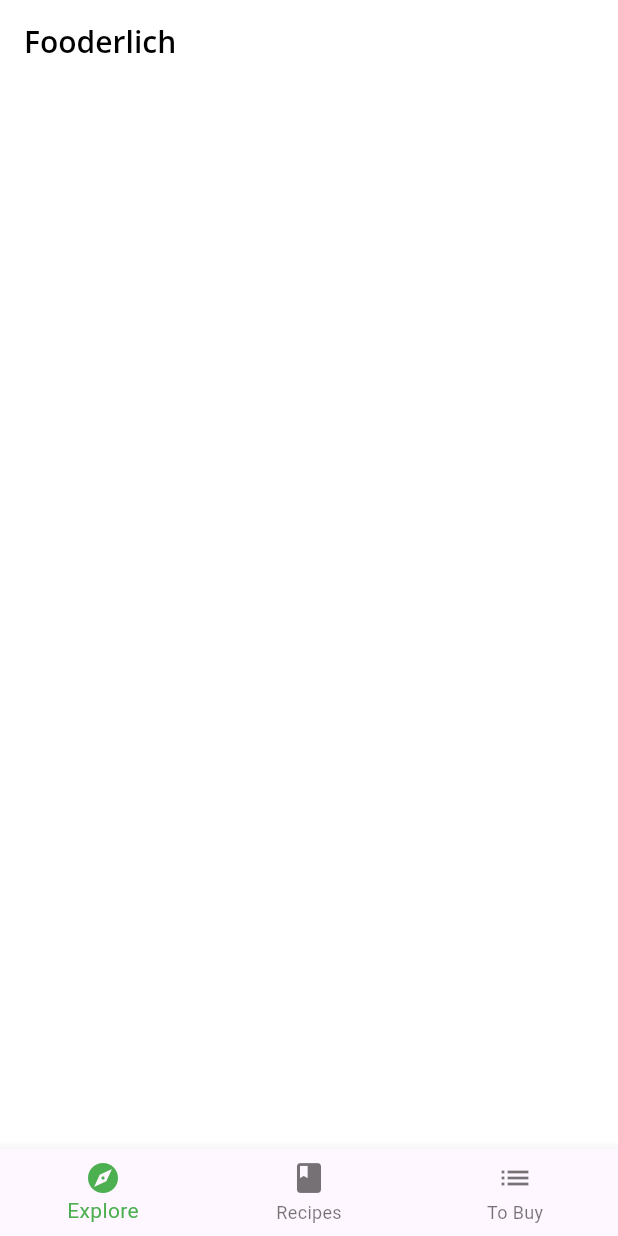
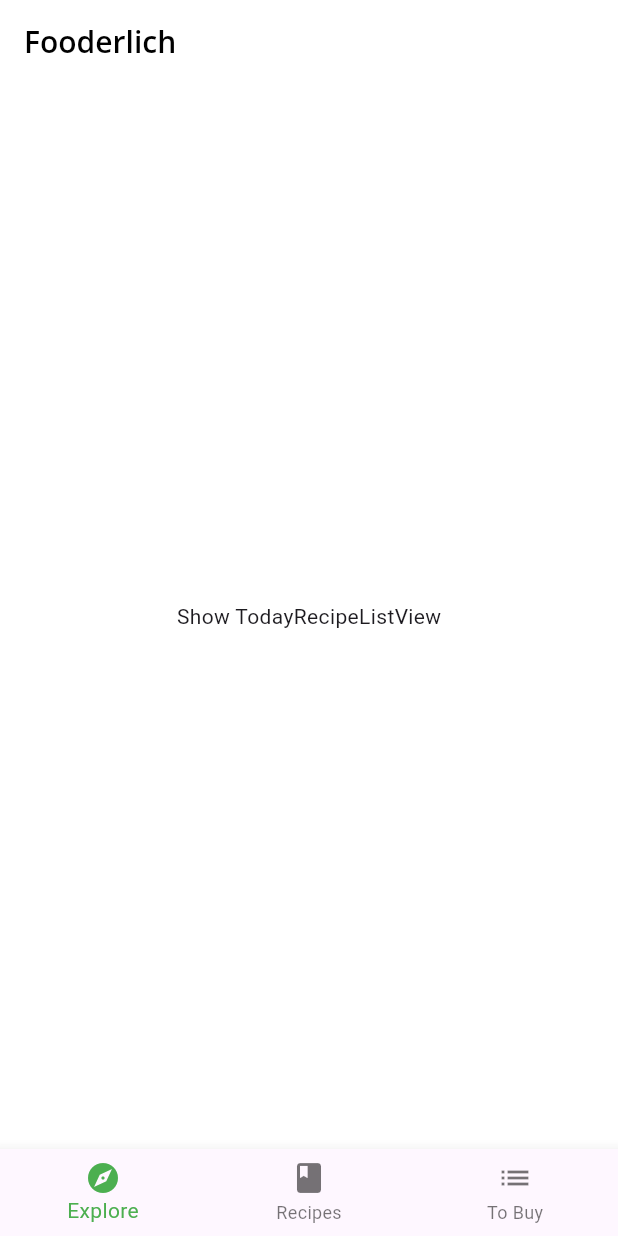
Before and after one commit to carbon-ahs/flutter_scrollable_widgets, a Flutter app: the screen it shows after launch, on a phone screen of 412 x 824 dp. Run offline on Flutter 3.47's test engine with Material 3 defaults, Android fonts, the phone set to English and light mode, and no system bars; our stand-ins replace google_fonts.

```diff
--- a/lib/home.dart
+++ b/lib/home.dart
@@ -1,4 +1,6 @@
 import 'package:flutter/material.dart';
+
+import 'screens/explore_screen.dart';
 
 class Home extends StatefulWidget {
   const Home({super.key});
@@ -11,8 +13,12 @@ class HomeState extends State<Home> {
   int _selectedIndex = 0;
 
   static List<Widget> pages = <Widget>[
-    // TODO: Replace with ExploreScreen
-    Container(color: Colors.white),
+    //ExploreScreen
+    Container(
+      color: Colors.white,
+      child: ExploreScreen(),
+    ),
+
     // TODO: Replace with RecipesScreen
     Container(color: Colors.green),
     Container(color: Colors.blue),
--- /dev/null
+++ b/lib/screens/explore_screen.dart
@@ -0,0 +1,36 @@
+// ignore_for_file: unused_import, unused_local_variable
+
+import 'package:flutter/material.dart';
+import '../components/components.dart';
+import '../models/models.dart';
+import '../api/mock_fooderlich_service.dart';
+
+class ExploreScreen extends StatelessWidget {
+// 1
+  final mockService = MockFooderlichService();
+  ExploreScreen({super.key});
+  @override
+  Widget build(BuildContext context) {
+// 2
+// TodayRecipeListView FutureBuilder
+    return FutureBuilder(
+      future: mockService.getExploreData(),
+      builder: (context, AsyncSnapshot<ExploreData> snapshot) {
+        if (snapshot.connectionState == ConnectionState.done) {
+          final recipes = snapshot.data?.todayRecipes ?? [];
+          // TODO: Replace this with TodayRecipeListView
+          return Center(
+            child: Container(
+              child: const Text('Show TodayRecipeListView'),
+            ),
+          );
+        } else {
+          // 6
+          return const Center(
+            child: CircularProgressIndicator(),
+          );
+        }
+      },
+    );
+  }
+}
```
Also changed, not shown: lib/components/today_recipe_list_view.dart (added, +42 -0 lines), 1 other file.
